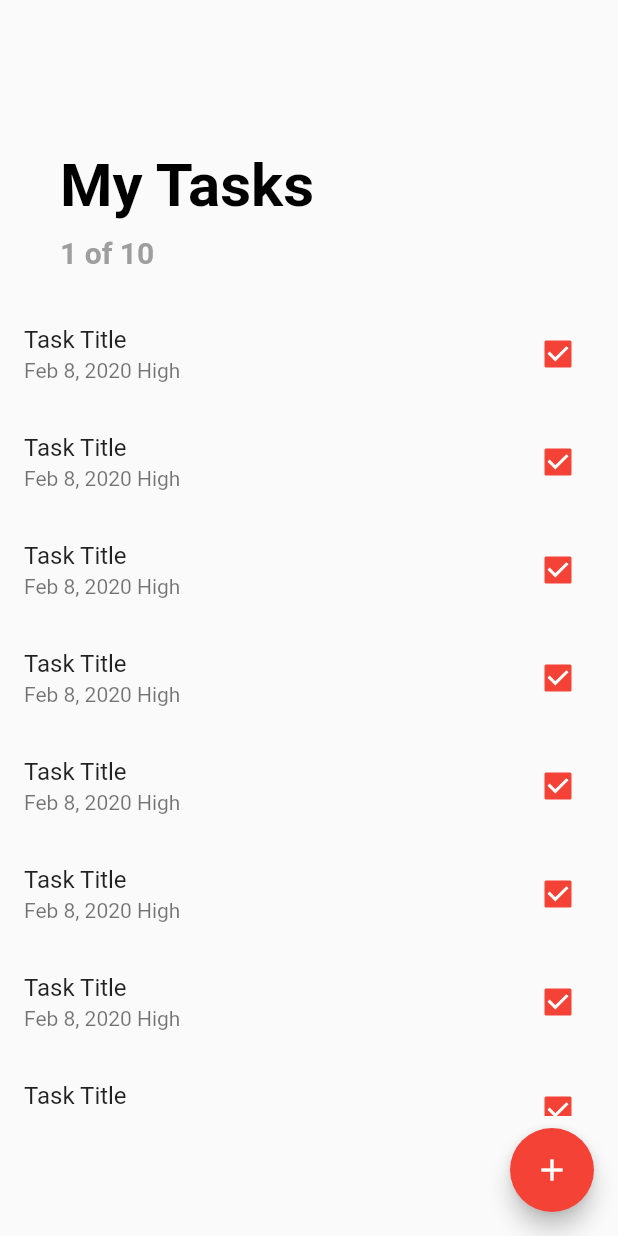
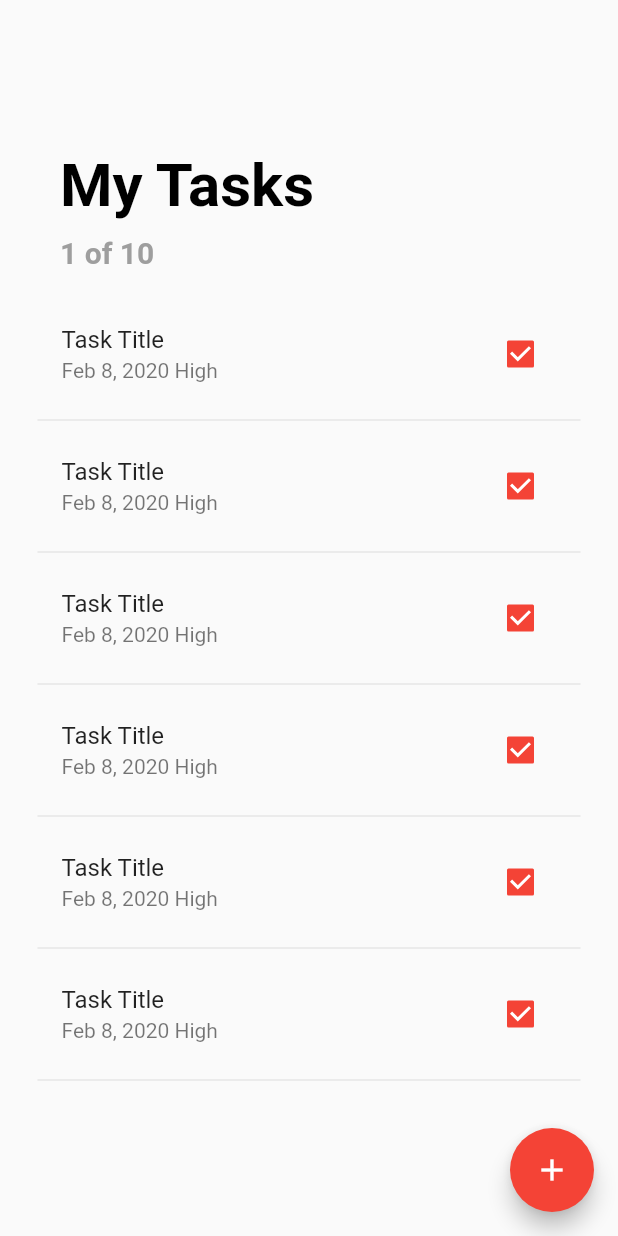
Before and after one commit to gusmac/sql_todo, a Flutter app: the screen it shows after launch, on a phone screen of 412 x 824 dp. Run offline on Flutter 3.47's test engine with Material 2 defaults, Android fonts, the phone set to English and light mode, and no system bars.

Commit message:
added divider to the listtile

```diff
--- a/lib/screens/todo_list_screen.dart
+++ b/lib/screens/todo_list_screen.dart
@@ -7,7 +7,11 @@ class TodoListScreen extends StatefulWidget {
 
 class _TodoListScreenState extends State<TodoListScreen> {
   Widget _buildTask(int index) {
-    return ListTile(
+    return Padding(
+      padding: EdgeInsets.symmetric(horizontal: 25.0),
+      child: Column(
+        children: <Widget>[
+          ListTile(
             title: Text('Task Title'),
             subtitle: Text('Feb 8, 2020 High'),
             trailing: Checkbox(
@@ -16,6 +20,10 @@ class _TodoListScreenState extends State<TodoListScreen> {
               },
               activeColor: Theme.of(context).primaryColor,
               value: true,
+            ),
+          ),
+          Divider(),
+        ],
       ),
     );
   }
```
Lines whose indentation alone changed are shown as unchanged.
